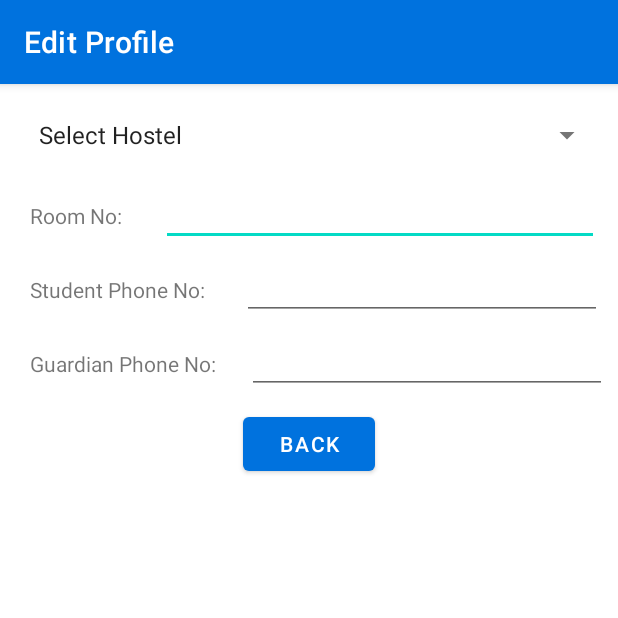
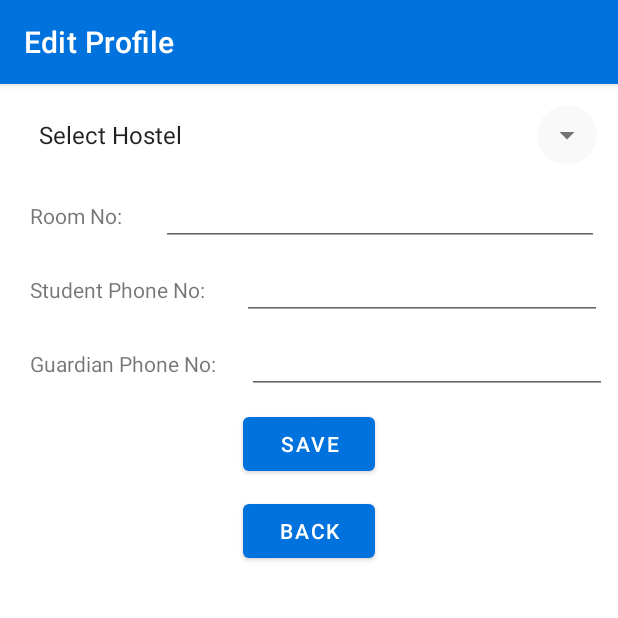
Before and after one commit to gibsonjackson/EasyMedC_User_App, an Android app: the EditProfileActivity screen opened directly, with no data from a screen before it, on a phone screen of 412 x 824 dp, the top half of it. Run offline under Robolectric (Android 15) with nearby library versions, the phone set to English and light mode, and no system bars.

Commit message:
Checked for empty fields in Edit Profile, and used requestFocus.

```diff
--- a/app/src/main/res/layout/activity_edit_profile.xml
+++ b/app/src/main/res/layout/activity_edit_profile.xml
@@ -35,6 +35,7 @@
         android:text="Room No: " />
 
     <EditText
+        android:id="@+id/room_no_edit"
         android:layout_width="292dp"
         android:layout_height="40dp"
         app:layout_constraintStart_toEndOf="@+id/room_no_label"
@@ -53,6 +54,7 @@
         app:layout_constraintTop_toBottomOf="@id/room_no_label" />
 
     <EditText
+        android:id="@+id/student_phone_edit"
         android:layout_width="240dp"
         android:layout_height="40dp"
         android:layout_margin="10dp"
@@ -71,6 +73,7 @@
         app:layout_constraintTop_toBottomOf="@id/student_phone_label" />
 
     <EditText
+        android:id="@+id/guardian_phone_edit"
         android:layout_width="240dp"
         android:layout_height="40dp"
         android:layout_margin="10dp"
@@ -85,6 +88,17 @@
         android:layout_width="wrap_content"
         android:layout_height="wrap_content"
         android:layout_margin="10dp"
+        android:id="@+id/save_button_profile"
+        android:onClick="updateProfile"
+        android:text="Save" />
+
+    <Button
+        app:layout_constraintTop_toBottomOf="@id/save_button_profile"
+        app:layout_constraintLeft_toLeftOf="parent"
+        app:layout_constraintRight_toRightOf="parent"
+        android:layout_width="wrap_content"
+        android:layout_height="wrap_content"
+        android:layout_margin="10dp"
         android:id="@+id/back_button"
         android:onClick="goBack"
         android:text="Back" />
```
Also changed, not shown: app/src/main/java/com/anvaishy/easymedc_user_app/View/EditProfileActivity.java (+33 -1 lines).
